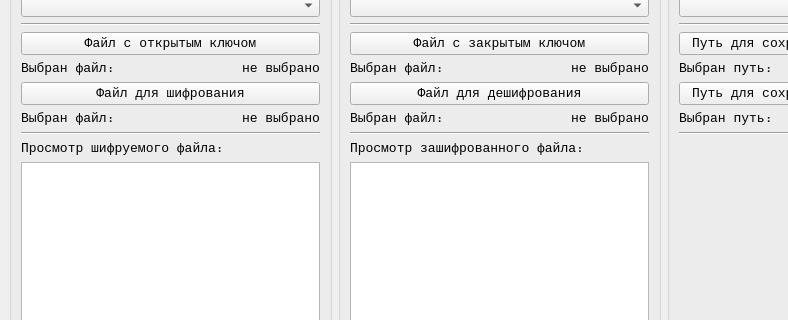
First picture: the form in ui/untitled.ui, repository guyder0/elliptic-curve-encryption, before the edit; both pictures show x 0 to 788 and y 86 to 406 of the 999 by 587 pixel window.
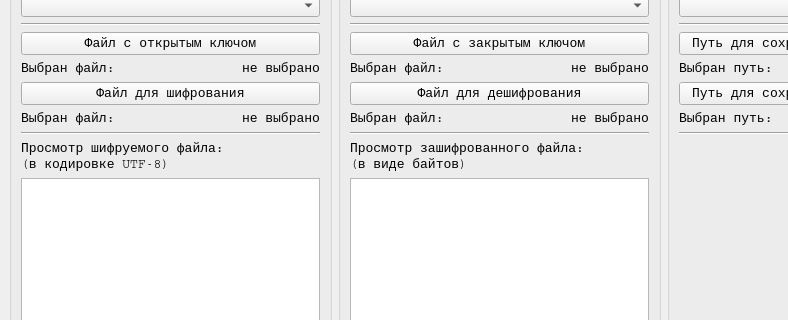
Second picture: the form after the edit.

Commit message: чуть изменил ui и добавил инструкцию

What changed in the file:
```diff
--- a/ui/untitled.ui
+++ b/ui/untitled.ui
@@ -71,7 +71,8 @@
        <item row="11" column="0">
         <widget class="QLabel" name="label_9">
          <property name="text">
-          <string>Просмотр шифруемого файла:</string>
+          <string>Просмотр шифруемого файла:
+(в кодировке UTF-8)</string>
          </property>
         </widget>
        </item>
@@ -299,7 +300,8 @@
        <item>
         <widget class="QLabel" name="label_13">
          <property name="text">
-          <string>Просмотр зашифрованного файла:</string>
+          <string>Просмотр зашифрованного файла:
+(в виде байтов)</string>
          </property>
         </widget>
        </item>
```
Left out of the diff: 6 changed lines with no effect on the pictures. The commit also changes 2 other files.
